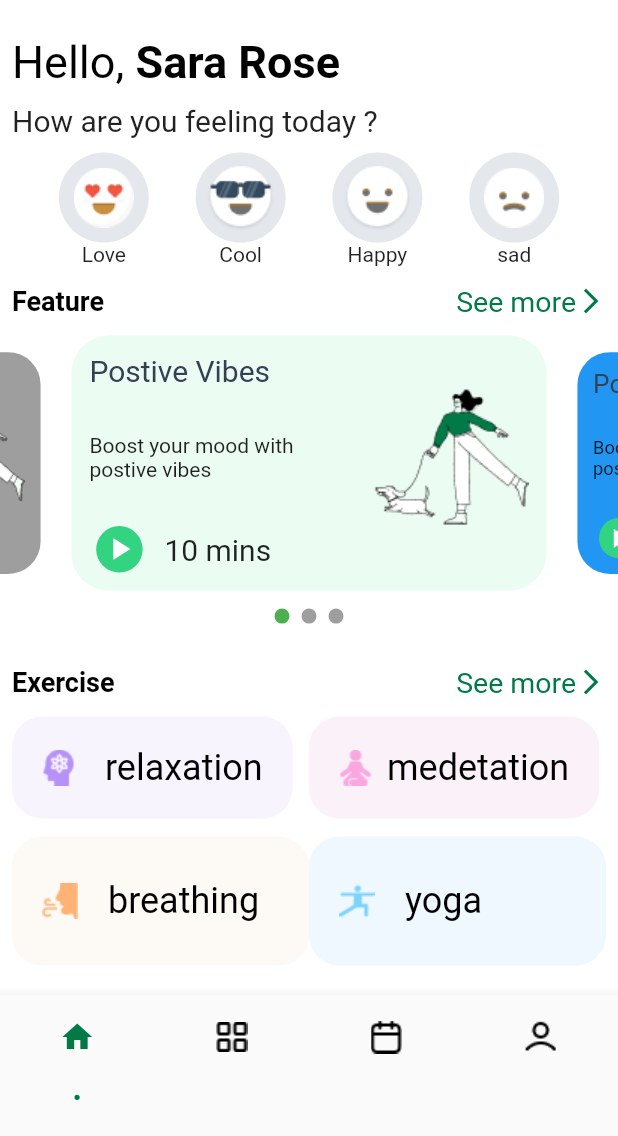
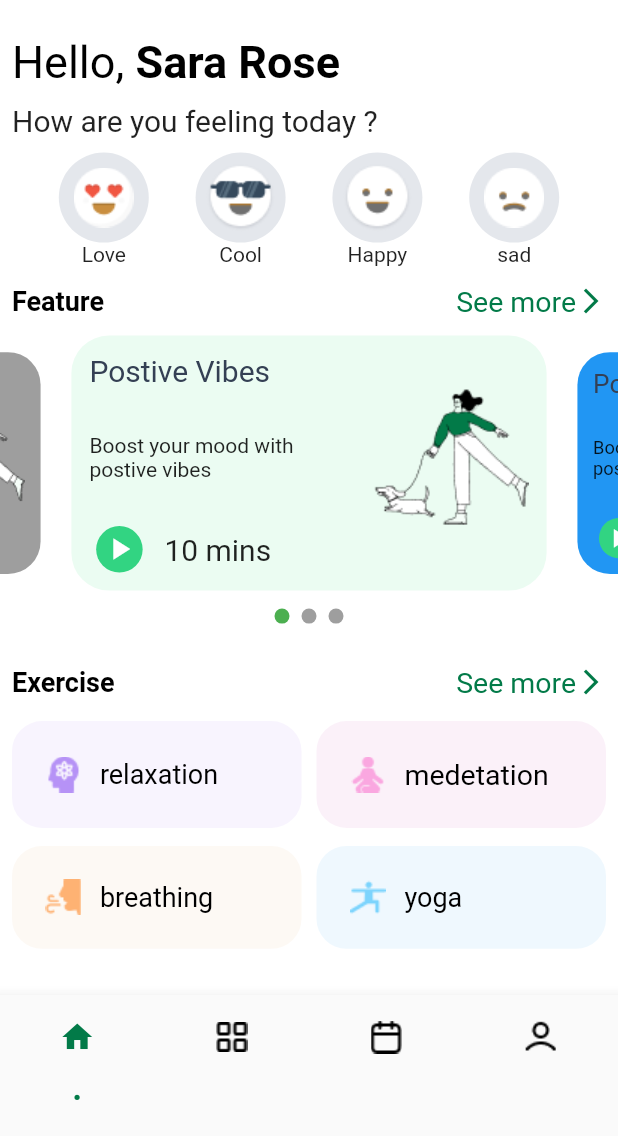
Before and after one commit to youssefAnwar87/quiz_flutter, a Flutter app: the MoodyScreen screen opened by its route, on a phone screen of 412 x 824 dp, the part 100-1236 px from its top. Run offline on Flutter 3.47's test engine with Material 2 defaults, Android fonts, the phone set to English and light mode, and no system bars; drawn by our look-alikes of badges, carousel_slider.

Commit message:
edited first screen

```diff
--- a/lib/screens/firstScreen/home.dart
+++ b/lib/screens/firstScreen/home.dart
@@ -197,14 +197,11 @@ class _HomeScreenState extends State<HomeScreen> {
     ),
     ],
     ),
-    SizedBox(height: 12),
+    SizedBox(height: 15),
     Row(
     children: [
       Expanded(
         flex: 2,
-    child: SingleChildScrollView(
-      scrollDirection: Axis.horizontal, // Scroll horizontally
-
         child: Container(
           decoration: BoxDecoration(
             color: Color(0xfff8f4fe),
@@ -213,25 +210,25 @@ class _HomeScreenState extends State<HomeScreen> {
           padding: EdgeInsets.symmetric(horizontal: 20, vertical: 20),
           child: Row(
             children: [
-        Image.asset(AppAssets.relaxation),
-      SizedBox(width: 20),
-      Text(
+              Expanded(flex: 1,child: Image.asset(AppAssets.relaxation))   ,
+              SizedBox(width: 10),
+              Expanded(
+                flex: 4,
+                child: Text(
                   "relaxation",
                   style: TextStyle(
-      fontSize: 24,
+                    fontSize: 18,
                     color: Colors.black,
+                  ),
                 ),
               ),
             ],
           ),
         ),
       ),
-    ),
+    SizedBox(width: 10,),
     Expanded(
       flex: 2,
-    child: SingleChildScrollView(
-      scrollDirection: Axis.horizontal, // Scroll horizontally
-
     child: Container(
     decoration: BoxDecoration(
     color: Color(0xfffbf1f9),
@@ -240,17 +237,19 @@ class _HomeScreenState extends State<HomeScreen> {
     padding: EdgeInsets.symmetric(horizontal: 20, vertical: 20),
     child: Row(
     children: [
-        Image.asset(AppAssets.medetation)   ,
+      Expanded(flex: 1,child: Image.asset(AppAssets.medetation))   ,
       SizedBox(width: 10),
-      Text(
+    Expanded(
+      flex: 4,
+      child: Text(
       "medetation",
       style: TextStyle(
-      fontSize: 24,
+      fontSize: 19,
       color: Colors.black,
       ),
       ),
+    ),
     ],
-      ),
     ),
     ),
     ),
@@ -260,6 +259,7 @@ class _HomeScreenState extends State<HomeScreen> {
           Row(
             children: [
               Expanded(
+                flex: 2,
                 child: Container(
                   decoration: BoxDecoration(
                     color: Color(0xfffdf9f4),
@@ -268,21 +268,25 @@ class _HomeScreenState extends State<HomeScreen> {
                   padding: EdgeInsets.symmetric(horizontal: 20, vertical: 20),
                   child: Row(
                     children: [
-
-      Tab(icon: new Image.asset(AppAssets.breathing)),
-      SizedBox(width: 20),
-      Text(
+                      Expanded(flex: 1,child: Image.asset(AppAssets.breathing))   ,
+                      SizedBox(width: 10),
+                      Expanded(
+                        flex: 4,
+                        child: Text(
                           "breathing",
                           style: TextStyle(
-          fontSize: 24,
+                            fontSize: 18,
                             color: Colors.black,
+                          ),
                         ),
                       ),
                     ],
                   ),
                 ),
               ),
+              SizedBox(width: 10,),
               Expanded(
+                flex: 2,
                 child: Container(
                   decoration: BoxDecoration(
                     color: Color(0xffeff8fe),
@@ -291,13 +295,16 @@ class _HomeScreenState extends State<HomeScreen> {
                   padding: EdgeInsets.symmetric(horizontal: 20, vertical: 20),
                   child: Row(
                     children: [
-              Tab(icon: new Image.asset(AppAssets.yoga)),
-              SizedBox(width: 20),
-              Text(
+                      Expanded(flex: 1,child: Image.asset(AppAssets.yoga))   ,
+                      SizedBox(width: 10),
+                      Expanded(
+                        flex: 4,
+                        child: Text(
                           "yoga",
                           style: TextStyle(
-                  fontSize: 24,
+                            fontSize: 18,
                             color: Colors.black,
+                          ),
                         ),
                       ),
                     ],
```
Lines whose indentation alone changed are shown as unchanged.
